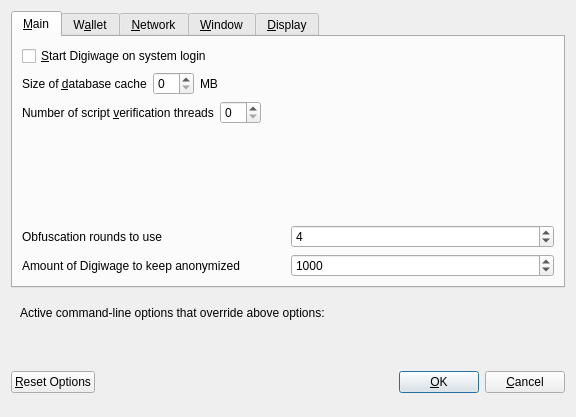
The window that src/qt/forms/optionsdialog.ui (digiwage/digiwage) describes before a commit, drawn with Qt 5.
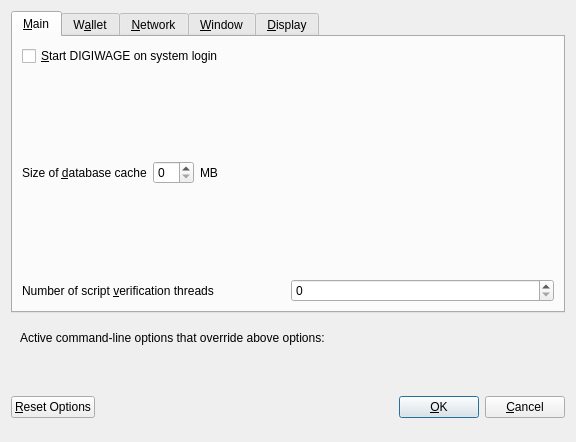
The same window after the commit. The open tabs and pages were chosen to show the change. Custom widgets are drawn as their Qt base class.

Diff of the .ui file:
```diff
--- a/src/qt/forms/optionsdialog.ui
+++ b/src/qt/forms/optionsdialog.ui
@@ -7,7 +7,7 @@
     <x>0</x>
     <y>0</y>
     <width>576</width>
-    <height>417</height>
+    <height>442</height>
    </rect>
   </property>
   <property name="windowTitle">
@@ -33,7 +33,7 @@
           <string>Automatically start Digiwage after logging in to the system.</string>
          </property>
          <property name="text">
-          <string>&amp;Start Digiwage on system login</string>
+          <string>&amp;Start DIGIWAGE on system login</string>
          </property>
         </widget>
        </item>
@@ -102,101 +102,6 @@
            </property>
           </widget>
          </item>
-         <item>
-          <spacer name="horizontalSpacer_3_Main">
-           <property name="orientation">
-            <enum>Qt::Horizontal</enum>
-           </property>
-           <property name="sizeHint" stdset="0">
-            <size>
-             <width>40</width>
-             <height>20</height>
-            </size>
-           </property>
-          </spacer>
-         </item>
-        </layout>
-       </item>
-       <item>
-        <spacer name="verticalSpacer_Main">
-         <property name="orientation">
-          <enum>Qt::Vertical</enum>
-         </property>
-         <property name="sizeHint" stdset="0">
-          <size>
-           <width>20</width>
-           <height>40</height>
-          </size>
-         </property>
-        </spacer>
-       </item>
-       <item>
-        <layout class="QHBoxLayout" name="horizontalLayout_4_Main">
-         <item>
-          <widget class="QLabel" name="label">
-           <property name="toolTip">
-            <string>This setting determines the amount of individual masternodes that an input will be anonymized through.&lt;br/&gt;More rounds of anonymization gives a higher degree of privacy, but also costs more in fees.</string>
-           </property>
-           <property name="text">
-            <string>Obfuscation rounds to use</string>
-           </property>
-          </widget>
-         </item>
-         <item>
-          <widget class="QSpinBox" name="obfuscationRounds">
-           <property name="minimum">
-            <number>2</number>
-           </property>
-           <property name="maximum">
-            <number>8</number>
-           </property>
-           <property name="value">
-            <number>4</number>
-           </property>
-          </widget>
-         </item>
-        </layout>
-       </item>
-       <item>
-        <layout class="QHBoxLayout" name="horizontalLayout">
-         <item>
-          <widget class="QLabel" name="label_2">
-           <property name="toolTip">
-            <string>This amount acts as a threshold to turn off Obfuscation once it's reached.</string>
-           </property>
-           <property name="statusTip">
-            <string notr="true"/>
-           </property>
-           <property name="whatsThis">
-            <string notr="true"/>
-           </property>
-           <property name="accessibleName">
-            <string notr="true"/>
-           </property>
-           <property name="accessibleDescription">
-            <string notr="true"/>
-           </property>
-           <property name="text">
-            <string>Amount of Digiwage to keep anonymized</string>
-           </property>
-          </widget>
-         </item>
-         <item>
-          <widget class="QSpinBox" name="anonymizeDigiwage">
-           <property name="minimum">
-            <number>100</number>
-           </property>
-           <property name="maximum">
-            <number>100000</number>
-           </property>
-           <property name="singleStep">
-            <number>100</number>
-           </property>
-           <property name="value">
-            <number>1000</number>
-           </property>
-          </widget>
-         </item>
         </layout>
        </item>
       </layout>
```
Left out of the diff: 110 changed lines with no effect on the pictures. Lines whose indentation alone changed are shown as unchanged.
